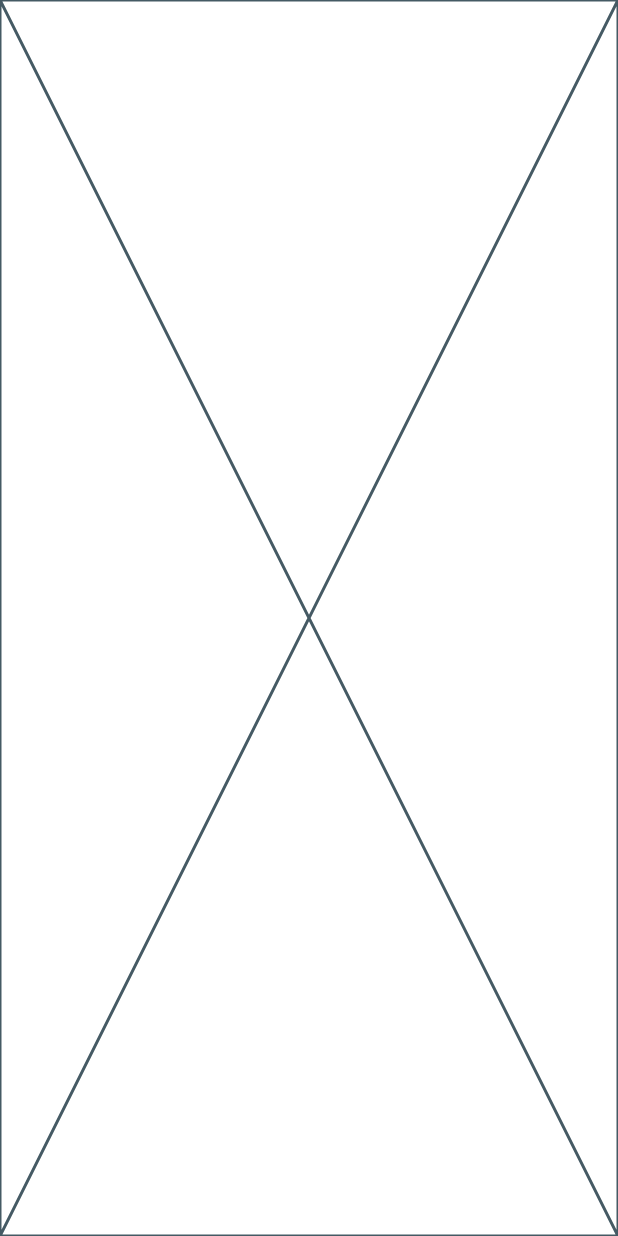
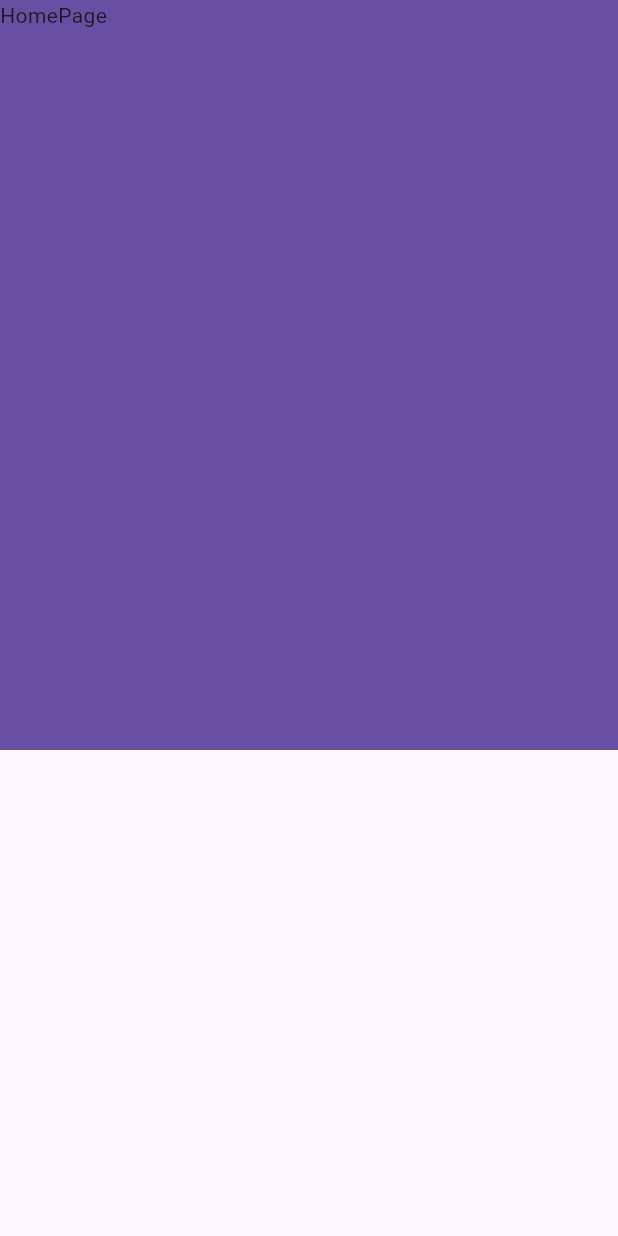
Before and after one commit to AzzamHussain/E-Library, a Flutter app: the screen it shows after launch, on a phone screen of 412 x 824 dp. Run offline on Flutter 3.47's test engine with Material 3 defaults, Android fonts, the phone set to English and light mode, and no system bars; our stand-ins replace get.

Commit message:
home  page started

```diff
--- a/lib/pages/homepage.dart
+++ b/lib/pages/homepage.dart
@@ -5,6 +5,23 @@ class Homepage extends StatelessWidget {
 
   @override
   Widget build(BuildContext context) {
-    return const Placeholder();
+    return Scaffold(
+      body: Column(
+        children: [
+          Container(
+            color: Theme.of(context).colorScheme.primary,
+            height: 500,
+            child: Expanded(
+                child: Row(
+              children: [
+                Column(
+                  children: [Text("HomePage")],
+                )
+              ],
+            )),
+          )
+        ],
+      ),
+    );
   }
 }
```
Also changed, not shown: lib/pages/welcomepage.dart (+4 -6 lines).
